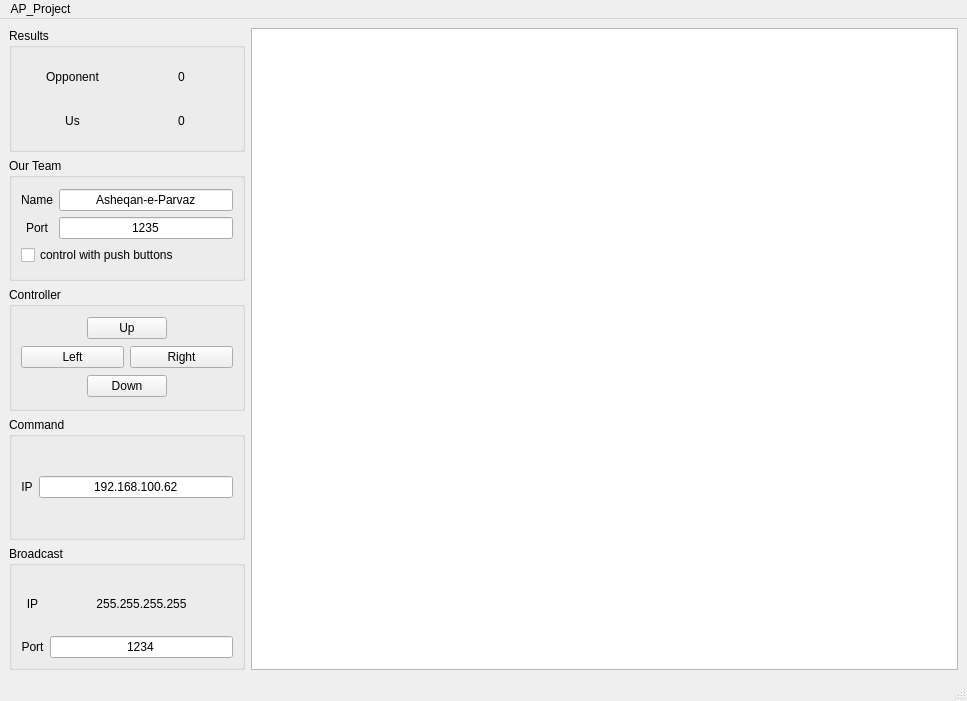
This is mainwindow.ui in amiralism7/AP-Final-Project as Qt 5 draws it before an edit. The edited form follows.
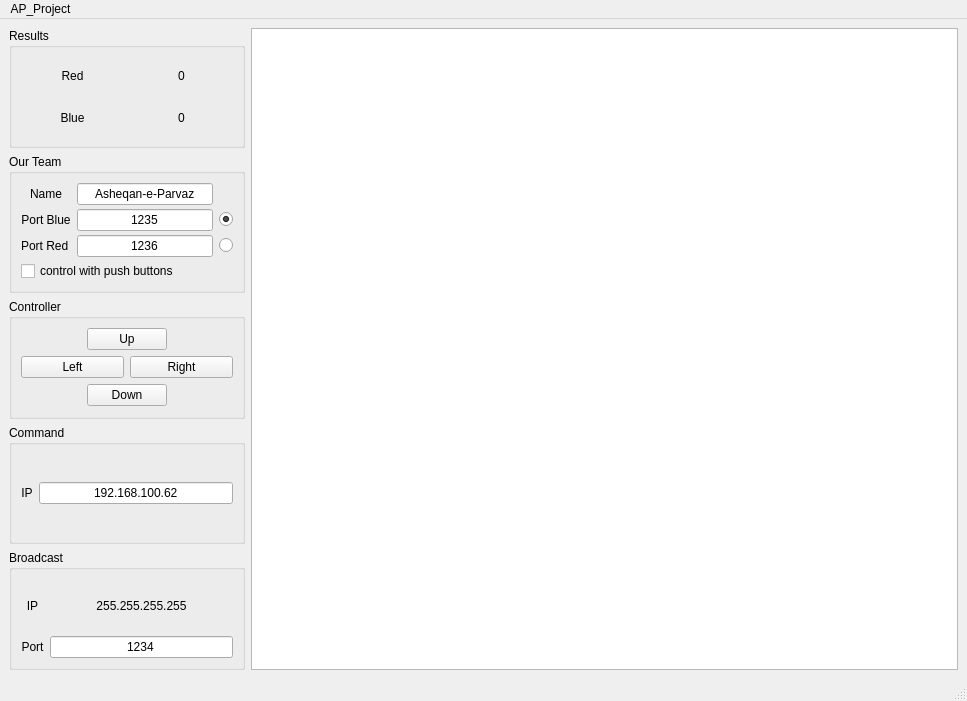
This is the edited form.

What changed in the file:
```diff
--- a/mainwindow.ui
+++ b/mainwindow.ui
@@ -39,7 +39,7 @@
          <item row="1" column="0">
           <widget class="QLabel" name="label_3">
            <property name="text">
-            <string>Us</string>
+            <string>Blue</string>
            </property>
            <property name="alignment">
             <set>Qt::AlignCenter</set>
@@ -49,7 +49,7 @@
          <item row="0" column="0">
           <widget class="QLabel" name="label_4">
            <property name="text">
-            <string>Opponent</string>
+            <string>Red</string>
            </property>
            <property name="alignment">
             <set>Qt::AlignCenter</set>
@@ -81,24 +81,7 @@
          <item row="1" column="0">
           <widget class="QLabel" name="label_8">
            <property name="text">
-            <string>Port</string>
-           </property>
-           <property name="alignment">
-            <set>Qt::AlignCenter</set>
-           </property>
-          </widget>
-         </item>
-         <item row="2" column="0" colspan="2">
-          <widget class="QCheckBox" name="checkBox1">
-           <property name="text">
-            <string>control with push buttons</string>
-           </property>
-          </widget>
-         </item>
-         <item row="1" column="1">
-          <widget class="QLineEdit" name="lineEdit_port">
-           <property name="text">
-            <string>1235</string>
+            <string>Port Blue</string>
            </property>
            <property name="alignment">
             <set>Qt::AlignCenter</set>
@@ -125,6 +108,57 @@
            </property>
           </widget>
          </item>
+         <item row="2" column="0">
+          <widget class="QLabel" name="label_9">
+           <property name="text">
+            <string>Port Red</string>
+           </property>
+          </widget>
+         </item>
+         <item row="2" column="1">
+          <widget class="QLineEdit" name="lineEdit_port_red">
+           <property name="text">
+            <string>1236</string>
+           </property>
+           <property name="alignment">
+            <set>Qt::AlignCenter</set>
+           </property>
+          </widget>
+         </item>
+         <item row="3" column="0" colspan="2">
+          <widget class="QCheckBox" name="checkBox1">
+           <property name="text">
+            <string>control with push buttons</string>
+           </property>
+          </widget>
+         </item>
+         <item row="1" column="1">
+          <widget class="QLineEdit" name="lineEdit_port_blue">
+           <property name="text">
+            <string>1235</string>
+           </property>
+           <property name="alignment">
+            <set>Qt::AlignCenter</set>
+           </property>
+          </widget>
+         </item>
+         <item row="1" column="2">
+          <widget class="QRadioButton" name="radioButton_blue">
+           <property name="text">
+            <string/>
+           </property>
+           <property name="checked">
+            <bool>true</bool>
+           </property>
+          </widget>
+         </item>
+         <item row="2" column="2">
+          <widget class="QRadioButton" name="radioButton_red">
+           <property name="text">
+            <string/>
+           </property>
+          </widget>
+         </item>
         </layout>
        </widget>
       </item>
```
Left out of the diff: 2 changed lines with no effect on the pictures.
